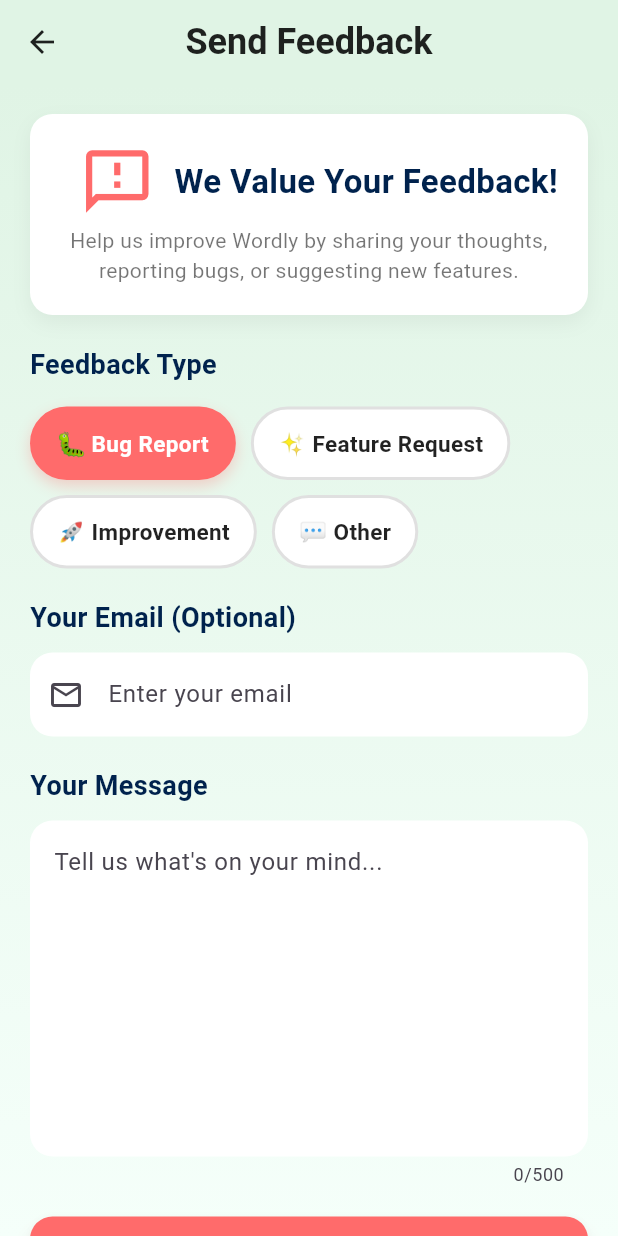
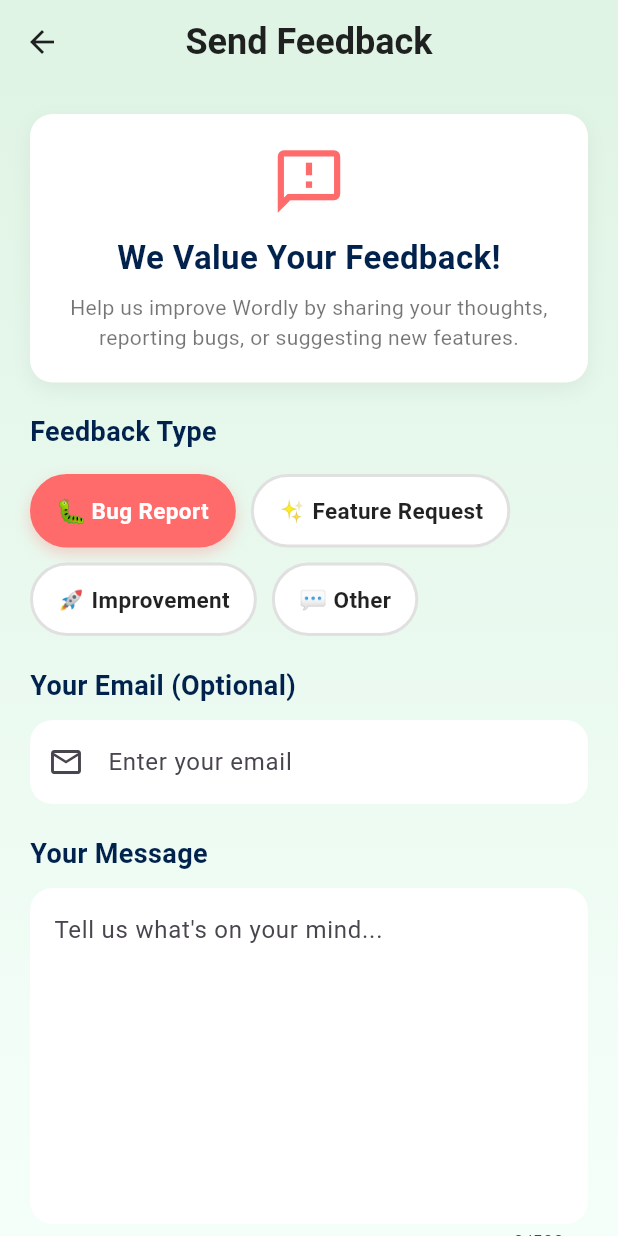
Before and after one commit to Pinkisingh13/wordly, a Flutter app: the SettingsScreen screen opened by its route, after a tap on "Send Feedback", on a phone screen of 412 x 824 dp. Run offline on Flutter 3.47's test engine with Material 3 defaults, Android fonts, the phone set to English and light mode, and no system bars; our stand-ins replace cloud_firestore, firebase_core, firebase_crashlytics, flutter_animate, flutter_dotenv, flutter_svg and 2 more; missing offline and left inert: posthog_flutter; accounts and stored records are empty; generated files the repository leaves out were written again.

Commit message:
responsiveness on setting and feedback screen

```diff
--- a/lib/views/feedbacks/feedback.dart
+++ b/lib/views/feedbacks/feedback.dart
@@ -73,12 +73,16 @@ class _FeedbackScreenState extends State<FeedbackScreen> {
 
   @override
   Widget build(BuildContext context) {
+    final screenWidth = MediaQuery.of(context).size.width;
+    final isLargeScreen = screenWidth > 900;
+    final isMediumScreen = screenWidth > 600 && screenWidth <= 900;
+    final maxWidth = isLargeScreen ? 700.0 : (isMediumScreen ? 550.0 : double.infinity);
+
     return Scaffold(
       backgroundColor: const Color(0xffF5FFFA),
       appBar: AppBar(
         backgroundColor: const Color(0xffE0F4E5),
         elevation: 0,
-
         leading: IconButton(
           icon: const Icon(Icons.arrow_back, color: Colors.black87),
           onPressed: () {
@@ -109,15 +113,41 @@ class _FeedbackScreenState extends State<FeedbackScreen> {
             colors: [Color(0xffE0F4E5), Color(0xffF5FFFA)],
           ),
         ),
+        child: Center(
+          child: ConstrainedBox(
+            constraints: BoxConstraints(maxWidth: maxWidth),
             child: SingleChildScrollView(
-          padding: const EdgeInsets.all(20),
+              padding: EdgeInsets.symmetric(
+                horizontal: isLargeScreen ? 40 : 20,
+                vertical: 20,
+              ),
               child: Form(
                 key: _formKey,
                 child: Column(
                   crossAxisAlignment: CrossAxisAlignment.start,
                   children: [
-                //! Header
-                Container(
+                    _buildHeader(isLargeScreen),
+                    const SizedBox(height: 20),
+                    _buildFeedbackTypeSection(),
+                    const SizedBox(height: 20),
+                    _buildEmailField(),
+                    const SizedBox(height: 20),
+                    _buildMessageField(),
+                    const SizedBox(height: 20),
+                    _buildSubmitButton(isLargeScreen),
+                    const SizedBox(height: 30),
+                  ],
+                ),
+              ),
+            ),
+          ),
+        ),
+      ),
+    );
+  }
+
+  Widget _buildHeader(bool isLargeScreen) {
+    return Container(
       padding: const EdgeInsets.all(20),
       decoration: BoxDecoration(
         color: Colors.white,
@@ -130,22 +160,49 @@ class _FeedbackScreenState extends State<FeedbackScreen> {
           ),
         ],
       ),
-                  child: const Column(
+      child: Column(
         children: [
+          if (isLargeScreen)
             Row(
               children: [
-                          Expanded(
-                            flex: 1,
-                            child: Icon(
+                const Icon(
                   Icons.feedback_outlined,
                   size: 50,
                   color: Color(0xffFF6B6B),
                 ),
+                const SizedBox(width: 20),
+                Expanded(
+                  child: Column(
+                    crossAxisAlignment: CrossAxisAlignment.start,
+                    children: [
+                      const Text(
+                        'We Value Your Feedback!',
+                        style: TextStyle(
+                          fontSize: 22,
+                          fontWeight: FontWeight.bold,
+                          color: Color(0xff00224D),
                         ),
-
-                          Expanded(
-                            flex: 0,
-                            child: Text(
+                      ),
+                      const SizedBox(height: 8),
+                      const Text(
+                        'Help us improve Wordly by sharing your thoughts, reporting bugs, or suggesting new features.',
+                        style: TextStyle(fontSize: 14, color: Colors.black54),
+                      ),
+                    ],
+                  ),
+                ),
+              ],
+            )
+          else
+            Column(
+              children: [
+                const Icon(
+                  Icons.feedback_outlined,
+                  size: 50,
+                  color: Color(0xffFF6B6B),
+                ),
+                const SizedBox(height: 10),
+                const Text(
                   'We Value Your Feedback!',
                   textAlign: TextAlign.center,
                   style: TextStyle(
@@ -153,26 +210,24 @@ class _FeedbackScreenState extends State<FeedbackScreen> {
                     fontWeight: FontWeight.bold,
                     color: Color(0xff00224D),
                   ),
-                              softWrap: true,
-                              overflow: TextOverflow.visible,
                 ),
-                          ),
-                        ],
-                      ),
-
-                      SizedBox(height: 4),
-                      Text(
+                const SizedBox(height: 8),
+                const Text(
                   'Help us improve Wordly by sharing your thoughts, reporting bugs, or suggesting new features.',
                   textAlign: TextAlign.center,
                   style: TextStyle(fontSize: 14, color: Colors.black54),
                 ),
               ],
             ),
+        ],
       ),
+    );
+  }
 
-                const SizedBox(height: 20),
-
-                //! Feedback Type Selection
+  Widget _buildFeedbackTypeSection() {
+    return Column(
+      crossAxisAlignment: CrossAxisAlignment.start,
+      children: [
         const Text(
           'Feedback Type',
           style: TextStyle(
@@ -182,7 +237,6 @@ class _FeedbackScreenState extends State<FeedbackScreen> {
           ),
         ),
         const SizedBox(height: 15),
-
         Wrap(
           spacing: 10,
           runSpacing: 10,
@@ -209,10 +263,14 @@ class _FeedbackScreenState extends State<FeedbackScreen> {
             ),
           ],
         ),
+      ],
+    );
+  }
 
-                const SizedBox(height: 20),
-
-                //! Email Field
+  Widget _buildEmailField() {
+    return Column(
+      crossAxisAlignment: CrossAxisAlignment.start,
+      children: [
         const Text(
           'Your Email (Optional)',
           style: TextStyle(
@@ -248,19 +306,21 @@ class _FeedbackScreenState extends State<FeedbackScreen> {
           ),
           validator: (value) {
             if (value != null && value.isNotEmpty) {
-                      if (!RegExp(
-                        r'^[\w-\.]+@([\w-]+\.)+[\w-]{2,4}$',
-                      ).hasMatch(value)) {
+              if (!RegExp(r'^[\w-\.]+@([\w-]+\.)+[\w-]{2,4}$').hasMatch(value)) {
                 return 'Please enter a valid email';
               }
             }
             return null;
           },
         ),
+      ],
+    );
+  }
 
-                const SizedBox(height: 20),
-
-                //! Message Field
+  Widget _buildMessageField() {
+    return Column(
+      crossAxisAlignment: CrossAxisAlignment.start,
+      children: [
         const Text(
           'Your Message',
           style: TextStyle(
@@ -304,12 +364,14 @@ class _FeedbackScreenState extends State<FeedbackScreen> {
             return null;
           },
         ),
+      ],
+    );
+  }
 
-                const SizedBox(height: 20),
-
-                //! Submit Button
-                SizedBox(
-                  width: double.infinity,
+  Widget _buildSubmitButton(bool isLargeScreen) {
+    return Center(
+      child: SizedBox(
+        width: isLargeScreen ? 300 : double.infinity,
         height: 55,
         child: ElevatedButton(
           onPressed: _isSubmitting ? null : _submitFeedback,
@@ -321,8 +383,7 @@ class _FeedbackScreenState extends State<FeedbackScreen> {
             elevation: 5,
             shadowColor: const Color(0xffFF6B6B).withOpacity(0.3),
           ),
-                    child:
-                        _isSubmitting
+          child: _isSubmitting
               ? const SizedBox(
                   height: 25,
                   width: 25,
@@ -337,13 +398,6 @@ class _FeedbackScreenState extends State<FeedbackScreen> {
                     fontSize: 18,
                     fontWeight: FontWeight.bold,
                     color: Colors.white,
-                              ),
-                            ),
-                  ),
-                ),
-
-                const SizedBox(height: 30),
-              ],
                   ),
                 ),
         ),
@@ -374,8 +428,7 @@ class _FeedbackScreenState extends State<FeedbackScreen> {
             color: isSelected ? color : Colors.grey.shade300,
             width: 2,
           ),
-          boxShadow:
-              isSelected
+          boxShadow: isSelected
               ? [
                   BoxShadow(
                     color: color.withOpacity(0.3),
--- a/lib/views/settings/settings.dart
+++ b/lib/views/settings/settings.dart
@@ -10,10 +10,13 @@ class SettingsScreen extends StatelessWidget {
   @override
   Widget build(BuildContext context) {
     final score = context.watch<GameProvider>().score;
+    final screenWidth = MediaQuery.of(context).size.width;
+    final isLargeScreen = screenWidth > 900;
+    final isMediumScreen = screenWidth > 600 && screenWidth <= 900;
+    final maxWidth = isLargeScreen ? 700.0 : (isMediumScreen ? 550.0 : double.infinity);
 
     return Scaffold(
       backgroundColor: const Color(0xffF5FFFA),
-
       appBar: AppBar(
         backgroundColor: const Color(0xffE0F4E5),
         elevation: 0,
@@ -47,16 +50,18 @@ class SettingsScreen extends StatelessWidget {
             colors: [Color(0xffE0F4E5), Color(0xffF5FFFA)],
           ),
         ),
+        child: Center(
+          child: ConstrainedBox(
+            constraints: BoxConstraints(maxWidth: maxWidth),
             child: SingleChildScrollView(
-          padding: const EdgeInsets.symmetric(horizontal: 20, vertical: 30),
+              padding: EdgeInsets.symmetric(
+                horizontal: isLargeScreen ? 40 : 20,
+                vertical: 30,
+              ),
               child: Column(
                 children: [
-              // Profile Section
                   _buildProfileCard(context, score),
-
                   const SizedBox(height: 30),
-
-              // Settings Options
                   _buildSettingsOption(
                     context,
                     icon: Icons.feedback_outlined,
@@ -71,9 +76,7 @@ class SettingsScreen extends StatelessWidget {
                       Navigator.pushNamed(context, '/feedbackscreen');
                     },
                   ),
-
                   const SizedBox(height: 15),
-
                   _buildSettingsOption(
                     context,
                     icon: Icons.delete_outline,
@@ -82,9 +85,7 @@ class SettingsScreen extends StatelessWidget {
                     color: const Color(0xffF5CD47),
                     onTap: () => _showClearDataDialog(context),
                   ),
-
                   const SizedBox(height: 15),
-
                   _buildSettingsOption(
                     context,
                     icon: Icons.info_outline,
@@ -93,10 +94,7 @@ class SettingsScreen extends StatelessWidget {
                     color: const Color(0xff4ECDC4),
                     onTap: () => _showAboutDialog(context),
                   ),
-
                   const SizedBox(height: 40),
-
-              // Coming Soon Section
                   Container(
                     padding: const EdgeInsets.all(30),
                     decoration: BoxDecoration(
@@ -140,6 +138,8 @@ class SettingsScreen extends StatelessWidget {
                     ),
                   ),
                 ],
+              ),
+            ),
           ),
         ),
       ),
@@ -276,10 +276,16 @@ class SettingsScreen extends StatelessWidget {
   }
 
   void _showClearDataDialog(BuildContext context) {
+    final screenWidth = MediaQuery.of(context).size.width;
+    final dialogMaxWidth = screenWidth > 600 ? 400.0 : screenWidth * 0.9;
+
     showDialog(
       context: context,
       builder: (BuildContext dialogContext) {
-        return AlertDialog(
+        return Center(
+          child: ConstrainedBox(
+            constraints: BoxConstraints(maxWidth: dialogMaxWidth),
+            child: AlertDialog(
               shape: RoundedRectangleBorder(
                 borderRadius: BorderRadius.circular(20),
               ),
@@ -290,7 +296,7 @@ class SettingsScreen extends StatelessWidget {
               actions: [
                 TextButton(
                   onPressed: () => Navigator.pop(dialogContext),
-              child: const Text('Cancel', ),
+                  child: const Text('Cancel'),
                 ),
                 ElevatedButton(
                   style: ElevatedButton.styleFrom(
@@ -316,19 +322,30 @@ class SettingsScreen extends StatelessWidget {
                       ),
                     );
                   },
-              child: const Text('Clear', style: TextStyle(color: Colors.white),),
+                  child: const Text(
+                    'Clear',
+                    style: TextStyle(color: Colors.white),
+                  ),
                 ),
               ],
+            ),
+          ),
         );
       },
     );
   }
 
   void _showAboutDialog(BuildContext context) {
+    final screenWidth = MediaQuery.of(context).size.width;
+    final dialogMaxWidth = screenWidth > 600 ? 400.0 : screenWidth * 0.9;
+
     showDialog(
       context: context,
       builder: (BuildContext context) {
-        return AlertDialog(
+        return Center(
+          child: ConstrainedBox(
+            constraints: BoxConstraints(maxWidth: dialogMaxWidth),
+            child: AlertDialog(
               shape: RoundedRectangleBorder(
                 borderRadius: BorderRadius.circular(20),
               ),
@@ -353,6 +370,8 @@ class SettingsScreen extends StatelessWidget {
                   child: const Text('Close'),
                 ),
               ],
+            ),
+          ),
         );
       },
     );
```
Lines whose indentation alone changed are shown as unchanged.
